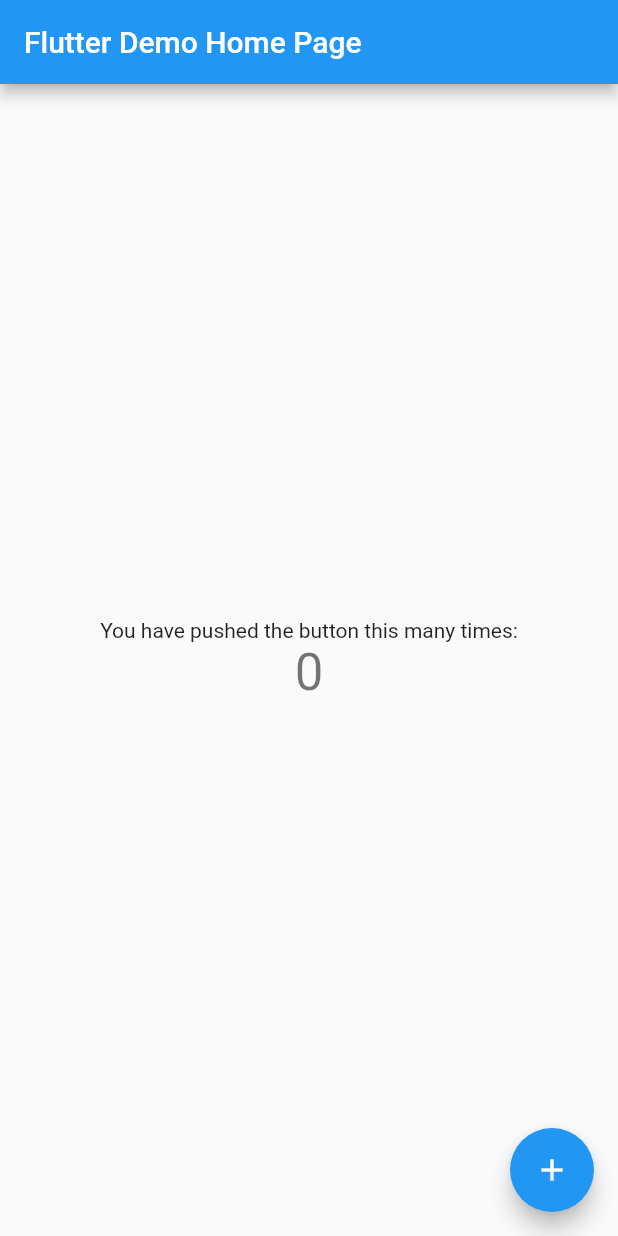
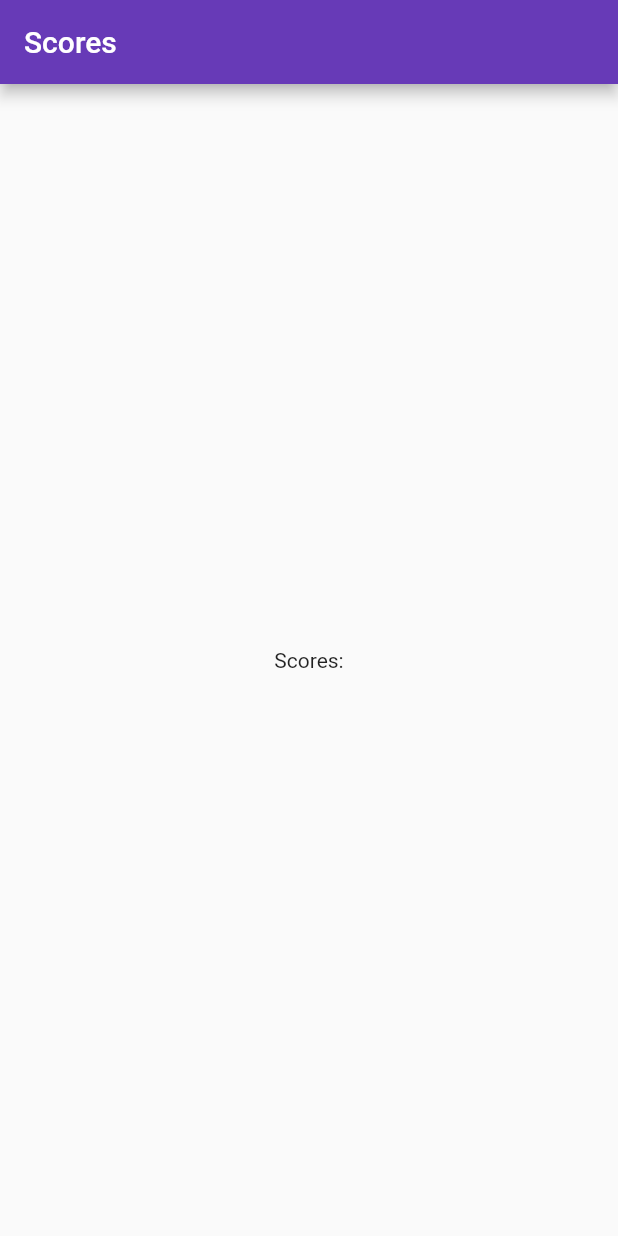
Before and after one commit to ryfuller03/project-3-sensory-overload, a Flutter app: the screen it shows after launch, on a phone screen of 412 x 824 dp. Run offline on Flutter 3.47's test engine with Material 2 defaults, Android fonts, the phone set to English and light mode, and no system bars; missing offline and left inert: dart:ffi.

Commit message:
Creating page

```diff
--- a/project_3_sensory_overload/lib/main.dart
+++ b/project_3_sensory_overload/lib/main.dart
@@ -12,7 +12,7 @@ class MyApp extends StatelessWidget {
   @override
   Widget build(BuildContext context) {
     return MaterialApp(
-      title: 'Flutter Demo',
+      title: 'Score Page',
       theme: ThemeData(
         // This is the theme of your application.
         //
@@ -23,15 +23,15 @@ class MyApp extends StatelessWidget {
         // or simply save your changes to "hot reload" in a Flutter IDE).
         // Notice that the counter didn't reset back to zero; the application
         // is not restarted.
-        primarySwatch: Colors.blue,
+        primarySwatch: Colors.deepPurple,
       ),
-      home: const MyHomePage(title: 'Flutter Demo Home Page'),
+      home: const ScorePage(title: 'Scores'),
     );
   }
 }
 
-class MyHomePage extends StatefulWidget {
-  const MyHomePage({super.key, required this.title});
+class ScorePage extends StatefulWidget {
+  const ScorePage({super.key, required this.title});
 
   // This widget is the home page of your application. It is stateful, meaning
   // that it has a State object (defined below) that contains fields that affect
@@ -45,23 +45,10 @@ class MyHomePage extends StatefulWidget {
   final String title;
 
   @override
-  State<MyHomePage> createState() => _MyHomePageState();
+  State<ScorePage> createState() => _ScorePageState();
 }
 
-class _MyHomePageState extends State<MyHomePage> {
-  int _counter = 0;
-
-  void _incrementCounter() {
-    setState(() {
-      // This call to setState tells the Flutter framework that something has
-      // changed in this State, which causes it to rerun the build method below
-      // so that the display can reflect the updated values. If we changed
-      // _counter without calling setState(), then the build method would not be
-      // called again, and so nothing would appear to happen.
-      _counter++;
-    });
-  }
-
+class _ScorePageState extends State<ScorePage> {
   @override
   Widget build(BuildContext context) {
     // This method is rerun every time setState is called, for instance as done
@@ -97,21 +84,19 @@ class _MyHomePageState extends State<MyHomePage> {
           mainAxisAlignment: MainAxisAlignment.center,
           children: <Widget>[
             const Text(
-              'You have pushed the button this many times:',
+              'Scores:',
             ),
-            Text(
-              '$_counter',
-              style: Theme.of(context).textTheme.headline4,
-            ),
+            ListBody(),
           ],
         ),
       ),
-      floatingActionButton: FloatingActionButton(
-        onPressed: _incrementCounter,
-        tooltip: 'Increment',
-        child: const Icon(Icons.add),
-      ), // This trailing comma makes auto-formatting nicer for build methods.
     );
+
+    final List<Score> scores = [
+      const Score(degree: 12),
+      const Score(degree: 20),
+      const Score(degree: 8)
+    ];
   }
 }
 
--- a/project_3_sensory_overload/lib/scoreboard.dart
+++ b/project_3_sensory_overload/lib/scoreboard.dart
@@ -3,27 +3,23 @@ import 'dart:ffi';
 import 'package:flutter/material.dart';
 
 class Score {
-  const Score(this.degree);
+  const Score({required this.degree});
 
-  final Int degree;
+  final int degree;
 }
 
-class ScoreItem extends StatelessWidget{
-  ScoreItem(
-    {required this.degree
-    required this.onScoreAdded
-    }
-  )
+class ScoreItem extends StatelessWidget {
+  ScoreItem();
+
+  @override
+  Widget build(BuildContext context) {
+    // TODO: implement build
+    throw UnimplementedError();
+  }
 }
-
 
 //not sure if this is necessary?
 //should the entire scoreboard be a class or just a simpler widget
 //with an indefinite number of ScoteItem widgets within?
 
-class Scoreboard extends StatefulWidget{
-  Scoreboard(
-    {required this.score
-  )
-
-}
+class Scoreboard {}
--- a/project_3_sensory_overload/pubspec.yaml
+++ b/project_3_sensory_overload/pubspec.yaml
@@ -20,7 +20,7 @@ publish_to: 'none' # Remove this line if you wish to publish to pub.dev
 version: 1.0.0+1
 
 environment:
-  sdk: '>=2.18.0 <3.0.0'
+  sdk: '>=2.17.0 <3.0.0'
 
 # Dependencies specify other packages that your package needs in order to work.
 # To automatically upgrade your package dependencies to the latest versions
```
Also changed, not shown: project_3_sensory_overload/pubspec.lock.
